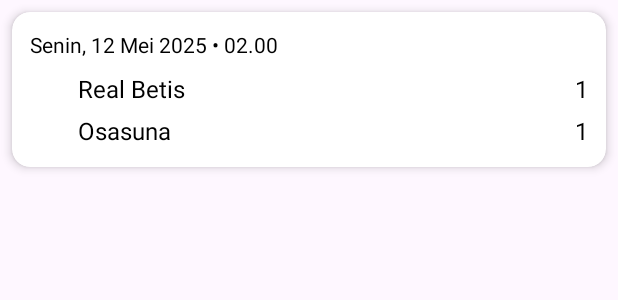
After one commit to ASenoJati/TryOutPAS_02_10, an Android app: the layout jadwal_item_layout.xml on its own in the app's theme, with its tools: preview values and no code run, on a phone screen of 412 x 824 dp. The commit adds this screen. Shown: the top 300 px of the screen. Run offline under Robolectric (Android 15) with nearby library versions, the phone set to English and light mode, and no system bars.

Commit message:
feat [SENO] jadwal

```diff
--- a/app/src/main/java/com/example/tryoutpas_02_10/SoccerAPI.java
+++ b/app/src/main/java/com/example/tryoutpas_02_10/SoccerAPI.java
@@ -7,4 +7,7 @@ import retrofit2.http.Query;
 public interface SoccerAPI {
     @GET("/api/v1/json/3/search_all_teams.php?l=Spanish%20La%20Liga")
     Call<SoccerResponse> getLaliga(@Query("l") String league);
+
+    @GET("/api/v1/json/3/eventsround.php?id=4328&r=36&s=2024-2025")
+    Call<JadwalResponse> getJadwalLaliga(@Query("j") String jadwal1);
 }
--- /dev/null
+++ b/app/src/main/res/layout/jadwal_item_layout.xml
@@ -0,0 +1,98 @@
+<?xml version="1.0" encoding="utf-8"?>
+<androidx.cardview.widget.CardView xmlns:android="http://schemas.android.com/apk/res/android"
+    xmlns:card_view="http://schemas.android.com/apk/res-auto"
+    android:layout_width="match_parent"
+    android:layout_height="wrap_content"
+    android:layout_margin="8dp"
+    card_view:cardCornerRadius="12dp"
+    card_view:cardElevation="4dp"
+    card_view:cardBackgroundColor="@android:color/white">
+
+    <LinearLayout
+        android:layout_width="match_parent"
+        android:layout_height="wrap_content"
+        android:orientation="vertical"
+        android:padding="12dp">
+
+        <TextView
+            android:id="@+id/tvJadwalPertandingan"
+            android:layout_width="wrap_content"
+            android:layout_height="wrap_content"
+            android:text="Senin, 12 Mei 2025 • 02.00"
+            android:textColor="#000000"
+            android:textSize="14sp"
+            android:layout_marginBottom="8dp" />
+
+        <LinearLayout
+            android:layout_width="match_parent"
+            android:layout_height="wrap_content"
+            android:orientation="vertical">
+
+            <LinearLayout
+                android:layout_width="match_parent"
+                android:layout_height="wrap_content"
+                android:orientation="horizontal"
+                android:gravity="center_vertical"
+                android:layout_marginBottom="4dp">
+
+                <ImageView
+                    android:id="@+id/ivHomeTeam"
+                    android:layout_width="24dp"
+                    android:layout_height="24dp"
+                    android:contentDescription="Logo Real Betis" />
+
+                <TextView
+                    android:id="@+id/tvHomeTeam"
+                    android:layout_width="0dp"
+                    android:layout_height="wrap_content"
+                    android:layout_weight="1"
+                    android:layout_marginStart="8dp"
+                    android:text="Real Betis"
+                    android:textColor="#000000"
+                    android:textSize="16sp" />
+
+                <TextView
+                    android:id="@+id/tvHomeScore"
+                    android:layout_width="wrap_content"
+                    android:layout_height="wrap_content"
+                    android:text="1"
+                    android:textColor="#000000"
+                    android:textSize="16sp" />
+            </LinearLayout>
+
+            <!-- Tim 2 -->
+            <LinearLayout
+                android:layout_width="match_parent"
+                android:layout_height="wrap_content"
+                android:orientation="horizontal"
+                android:gravity="center_vertical">
+
+                <ImageView
+                    android:id="@+id/ivAwayTeam"
+                    android:layout_width="24dp"
+                    android:layout_height="24dp"
+                    android:contentDescription="Logo Osasuna" />
+
+                <TextView
+                    android:id="@+id/tvAwayTeam"
+                    android:layout_width="0dp"
+                    android:layout_height="wrap_content"
+                    android:layout_weight="1"
+                    android:layout_marginStart="8dp"
+                    android:text="Osasuna"
+                    android:textColor="#000000"
+                    android:textSize="16sp" />
+
+                <TextView
+                    android:id="@+id/tvAwayScore"
+                    android:layout_width="wrap_content"
+                    android:layout_height="wrap_content"
+                    android:text="1"
+                    android:textColor="#000000"
+                    android:textSize="16sp" />
+            </LinearLayout>
+        </LinearLayout>
+
+    </LinearLayout>
+
+</androidx.cardview.widget.CardView>
```
Also changed, not shown: app/src/main/java/com/example/tryoutpas_02_10/JadwalAdapter.java (added, +67 -0 lines), app/src/main/java/com/example/tryoutpas_02_10/JadwalFragment.java (+42 -0 lines), app/src/main/java/com/example/tryoutpas_02_10/JadwalModel.java (added, +88 -0 lines), app/src/main/java/com/example/tryoutpas_02_10/JadwalResponse.java (added, +14 -0 lines), app/src/main/res/layout/fragment_jadwal.xml (+14 -4 lines).
